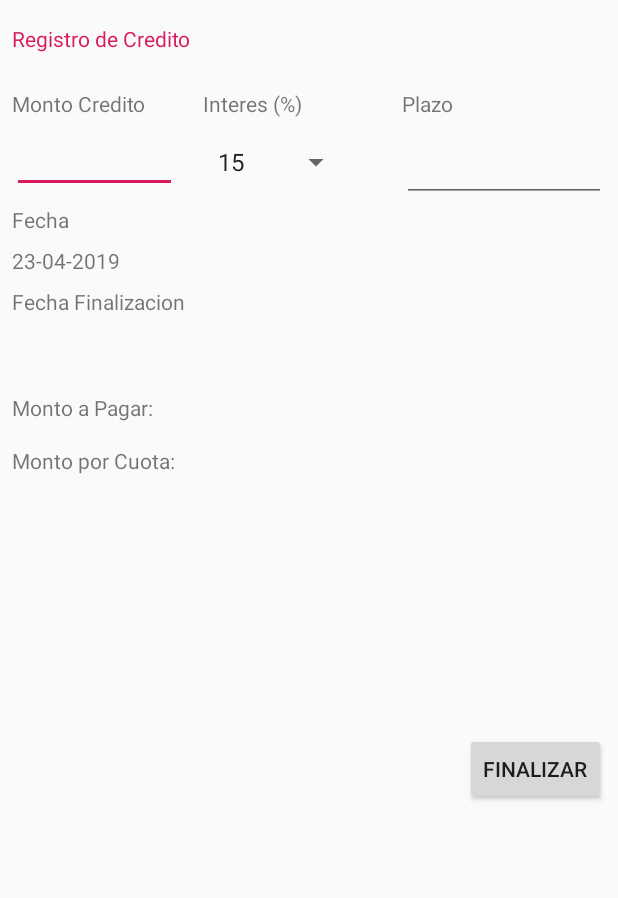
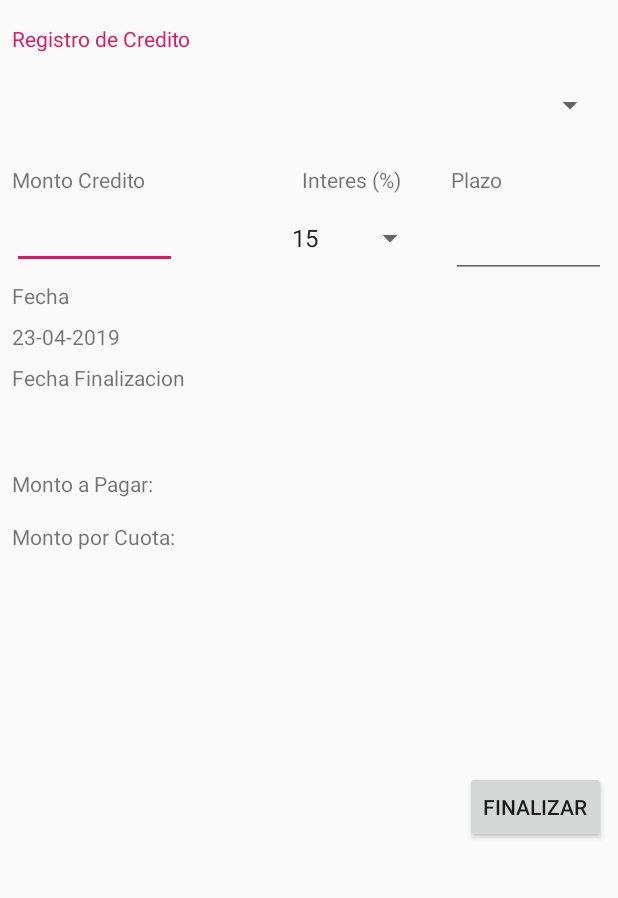
Before and after one commit to bisanbl/Android_Prestamo, an Android app: the Registro_Credito screen opened directly, with no data from a screen before it, on a phone screen of 412 x 824 dp, the part 173-1071 px from its top. Run offline under Robolectric (Android 15) with nearby library versions, the phone set to English and light mode, and no system bars.

Commit message:
Creada la clase Prestamo y agregada a la estructura de la clase Cliente de forma que se puedan relacionar, se agrego al mainActivity el envio de un array con los nombres de los Clientes actuales al Registro_Cliento activity

```diff
--- a/app/src/main/res/layout/activity_registro__credito.xml
+++ b/app/src/main/res/layout/activity_registro__credito.xml
@@ -31,8 +31,8 @@
 
         <TextView
             android:id="@+id/TVCliente"
-            android:layout_width="0dp"
-            android:layout_height="wrap_content"
+            android:layout_width="185dp"
+            android:layout_height="26dp"
             android:layout_marginStart="8dp"
             android:layout_marginTop="16dp"
             android:text="@string/credito"
@@ -47,31 +47,32 @@
             android:layout_width="93dp"
             android:layout_height="22dp"
             android:layout_marginStart="8dp"
-            android:layout_marginTop="24dp"
+            android:layout_marginTop="28dp"
             android:text="@string/monto"
             app:layout_constraintStart_toStartOf="parent"
-            app:layout_constraintTop_toBottomOf="@+id/TVCliente" />
+            app:layout_constraintTop_toBottomOf="@+id/SPNombreCliente" />
 
         <TextView
             android:id="@+id/TVInteres"
             android:layout_width="75dp"
             android:layout_height="22dp"
             android:layout_marginStart="8dp"
-            android:layout_marginTop="24dp"
+            android:layout_marginTop="28dp"
             android:text="@string/interes"
             app:layout_constraintStart_toEndOf="@+id/TVCliente"
-            app:layout_constraintTop_toBottomOf="@+id/TVCliente" />
+            app:layout_constraintTop_toBottomOf="@+id/SPNombreCliente" />
 
         <TextView
             android:id="@+id/TVPlazo"
             android:layout_width="55dp"
             android:layout_height="22dp"
-            android:layout_marginTop="24dp"
+            android:layout_marginTop="28dp"
             android:layout_marginEnd="32dp"
             android:text="@string/plazo"
             app:layout_constraintEnd_toEndOf="parent"
+            app:layout_constraintHorizontal_bias="0.504"
             app:layout_constraintStart_toEndOf="@+id/TVInteres"
-            app:layout_constraintTop_toBottomOf="@+id/TVCliente" />
+            app:layout_constraintTop_toBottomOf="@+id/SPNombreCliente" />
 
         <EditText
             android:id="@+id/ETMonton"
@@ -206,5 +207,16 @@
             app:layout_constraintBottom_toBottomOf="parent"
             app:layout_constraintEnd_toEndOf="parent"
             app:layout_constraintTop_toBottomOf="@+id/TVMontomesM" />
+
+        <Spinner
+            android:id="@+id/SPNombreCliente"
+            android:layout_width="0dp"
+            android:layout_height="wrap_content"
+            android:layout_marginStart="8dp"
+            android:layout_marginTop="16dp"
+            android:layout_marginEnd="8dp"
+            app:layout_constraintEnd_toEndOf="parent"
+            app:layout_constraintStart_toStartOf="parent"
+            app:layout_constraintTop_toBottomOf="@+id/TVCliente" />
     </android.support.constraint.ConstraintLayout>
 </ScrollView>
--- a/build.gradle
+++ b/build.gradle
@@ -7,7 +7,7 @@ buildscript {
 
     }
     dependencies {
-        classpath 'com.android.tools.build:gradle:3.3.2'
+        classpath 'com.android.tools.build:gradle:3.4.0'
 
         // NOTE: Do not place your application dependencies here; they belong
         // in the individual module build.gradle files
```
Also changed, not shown: app/src/main/java/com/bisanbl/prestamo/Cliente.java (+14 -0 lines), app/src/main/java/com/bisanbl/prestamo/MainActivity.java (+30 -18 lines), app/src/main/java/com/bisanbl/prestamo/Prestamo.java (added, +128 -0 lines), gradle/wrapper/gradle-wrapper.properties.
